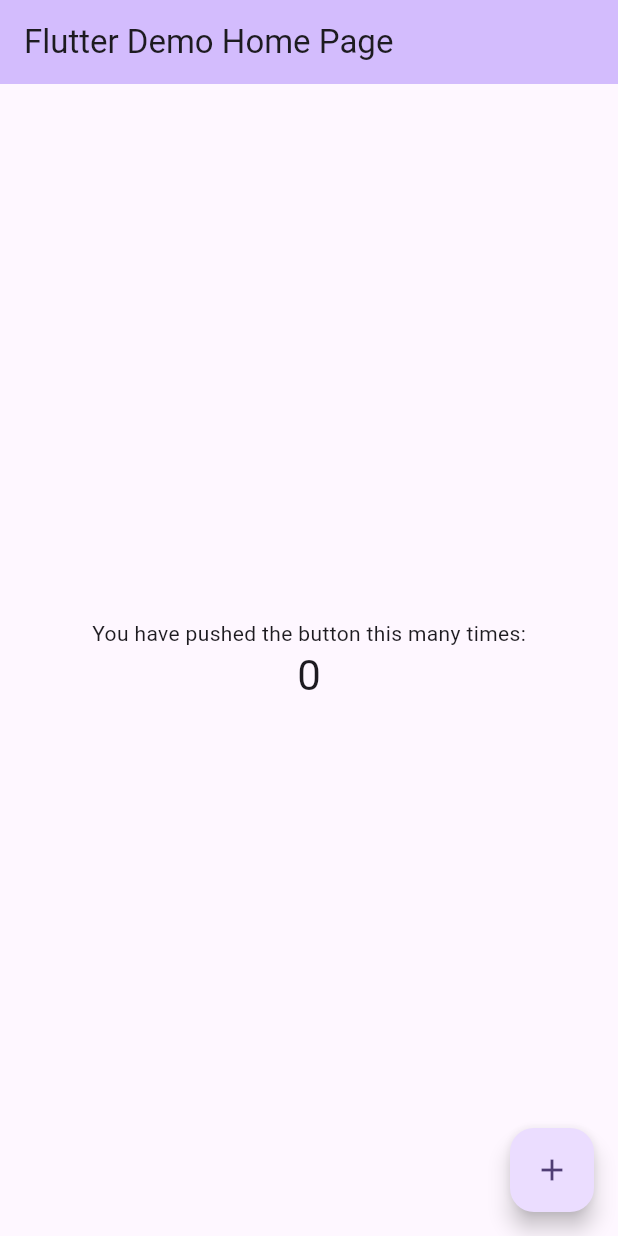
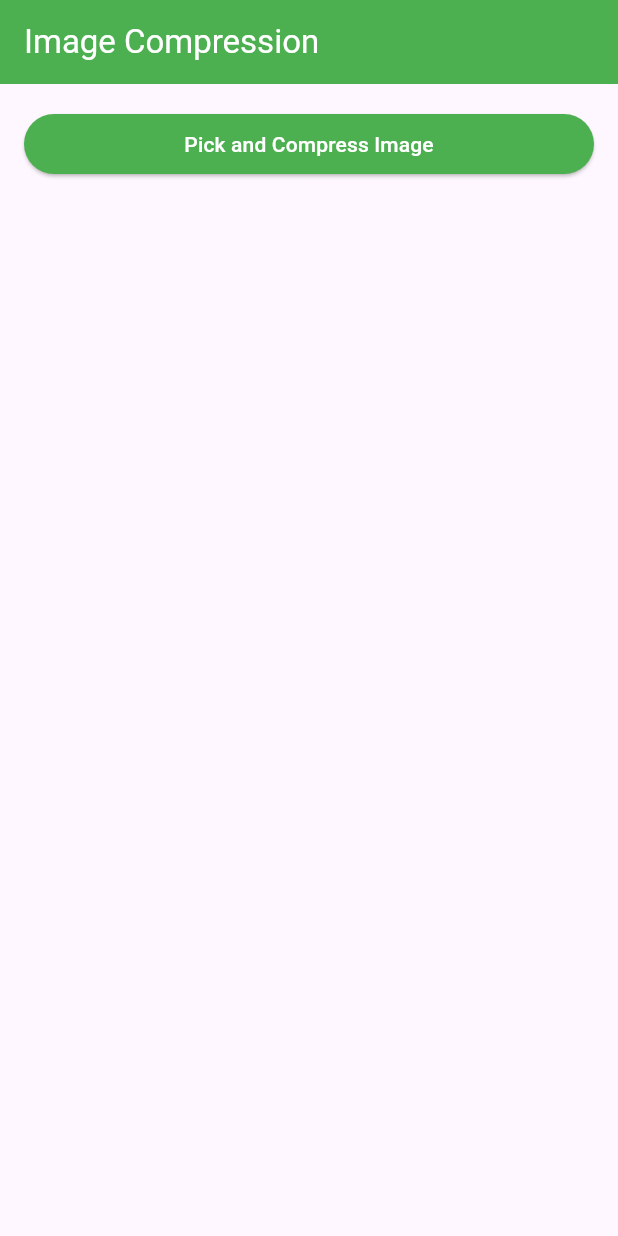
Before and after one commit to Do2304/project-Flutter, a Flutter app: the screen it shows after launch, on a phone screen of 412 x 824 dp. Run offline on Flutter 3.47's test engine with Material 3 defaults, Android fonts, the phone set to English and light mode, and no system bars; our stand-ins replace confetti, flutter_fortune_wheel, flutter_image_compress, image_picker, math_expressions, table_calendar.

Commit message:
Project image  app

```diff
--- /dev/null
+++ b/advance/flutter_project_advance/lib/Project1_BuildImageCompressorApp/imageCompressorApp.dart
@@ -0,0 +1,166 @@
+import 'package:flutter/material.dart';
+import 'dart:io';
+import 'package:flutter_image_compress/flutter_image_compress.dart';
+import 'package:image_picker/image_picker.dart';
+import 'package:path_provider/path_provider.dart';
+
+class ImageCompressorApp extends StatefulWidget {
+  @override
+  _ImageCompressorAppState createState() => _ImageCompressorAppState();
+}
+
+class _ImageCompressorAppState extends State<ImageCompressorApp> {
+  File? _selectedImage;
+  File? _compressedImage;
+  bool _isCompressing = false;
+  String? _error;
+
+  Future<void> pickImage() async {
+    try {
+      final picker = ImagePicker();
+      final pickedFile = await picker.pickImage(source: ImageSource.gallery);
+
+      if (pickedFile != null) {
+        setState(() {
+          _selectedImage = File(pickedFile.path);
+          _compressedImage = null;
+          _error = null;
+          _isCompressing = true;
+        });
+
+        await compressImage(_selectedImage!);
+      }
+    } catch (e) {
+      setState(() {
+        _error = 'Error picking image: $e';
+        _isCompressing = false;
+      });
+    }
+  }
+
+  Future<void> compressImage(File image) async {
+    try {
+      final tempDir = await getTemporaryDirectory();
+      final targetPath = '${tempDir.path}/compressed_image.jpg';
+
+      var result = await FlutterImageCompress.compressAndGetFile(
+        image.absolute.path,
+        targetPath,
+        quality: 85,
+      );
+
+      if (result != null) {
+        final compressedFile = File(result.path);
+        if (await compressedFile.exists()) {
+          final originalSize = await image.length();
+          final compressedSize = await compressedFile.length();
+
+          setState(() {
+            _compressedImage = compressedFile;
+            _isCompressing = false;
+            _error = null;
+          });
+          print(
+            'Original size: ${(originalSize / 1024).toStringAsFixed(2)} KB',
+          );
+          print(
+            'Compressed size: ${(compressedSize / 1024).toStringAsFixed(2)} KB',
+          );
+        } else {
+          throw Exception('Compressed file not found at path: $targetPath');
+        }
+      } else {
+        throw Exception('Compression returned null path');
+      }
+    } catch (e) {
+      setState(() {
+        _error = 'Error compressing image: $e';
+        _isCompressing = false;
+      });
+      print('Error compressing image: $e');
+    }
+  }
+
+  @override
+  Widget build(BuildContext context) {
+    return Scaffold(
+      appBar: AppBar(
+        title: const Text('Image Compression'),
+        backgroundColor: Colors.green,
+        foregroundColor: Colors.white,
+      ),
+      body: SingleChildScrollView(
+        padding: const EdgeInsets.all(16),
+        child: Column(
+          crossAxisAlignment: CrossAxisAlignment.stretch,
+          children: [
+            ElevatedButton(
+              style: ElevatedButton.styleFrom(
+                backgroundColor: Colors.green,
+                foregroundColor: Colors.white,
+              ),
+              onPressed: _isCompressing ? null : pickImage,
+              child: Text(
+                _isCompressing ? 'Compressing...' : 'Pick and Compress Image',
+              ),
+            ),
+
+            if (_error != null) ...[
+              const SizedBox(height: 16),
+              Container(
+                padding: const EdgeInsets.all(8),
+                color: Colors.red.shade100,
+                child: Text(_error!, style: const TextStyle(color: Colors.red)),
+              ),
+            ],
+            if (_selectedImage != null) ...[
+              const SizedBox(height: 16),
+              const Text(
+                'Original Image',
+                style: TextStyle(fontSize: 16, fontWeight: FontWeight.bold),
+              ),
+              const SizedBox(height: 8),
+              Image.file(_selectedImage!),
+            ],
+            if (_compressedImage != null) ...[
+              const SizedBox(height: 16),
+              const Text(
+                'Compressed Image',
+                style: TextStyle(fontSize: 16, fontWeight: FontWeight.bold),
+              ),
+              const SizedBox(height: 8),
+              Image.file(_compressedImage!),
+
+              FutureBuilder<List<int>>(
+                future: Future.wait([
+                  _selectedImage!.length(),
+                  _compressedImage!.length(),
+                ]),
+                builder: (context, snapshot) {
+                  if (snapshot.hasData) {
+                    final originalSize = snapshot.data![0] / 1024;
+                    final compressedSize = snapshot.data![1] / 1024;
+                    final savings =
+                        ((originalSize - compressedSize) / originalSize * 100);
+
+                    return Padding(
+                      padding: const EdgeInsets.only(top: 8),
+                      child: Text(
+                        'Original: ${originalSize.toStringAsFixed(2)} KB\n'
+                        'Compressed: ${compressedSize.toStringAsFixed(2)} KB\n'
+                        'Reduced by: ${savings.toStringAsFixed(1)}%',
+                        style: const TextStyle(fontSize: 14),
+                      ),
+                    );
+                  }
+
+                  return const SizedBox();
+                },
+              ),
+            ],
+          ],
+        ),
+      ),
+    );
+  }
+}
--- a/advance/flutter_project_advance/lib/main.dart
+++ b/advance/flutter_project_advance/lib/main.dart
@@ -1,4 +1,5 @@
 import 'package:flutter/material.dart';
+import 'Project1_BuildImageCompressorApp/imageCompressorApp.dart';
 
 void main() {
   runApp(const MyApp());
@@ -7,116 +8,14 @@ void main() {
 class MyApp extends StatelessWidget {
   const MyApp({super.key});
 
-  // This widget is the root of your application.
   @override
   Widget build(BuildContext context) {
     return MaterialApp(
       title: 'Flutter Demo',
       theme: ThemeData(
-        // This is the theme of your application.
-        //
-        // TRY THIS: Try running your application with "flutter run". You'll see
-        // the application has a purple toolbar. Then, without quitting the app,
-        // try changing the seedColor in the colorScheme below to Colors.green
-        // and then invoke "hot reload" (save your changes or press the "hot
-        // reload" button in a Flutter-supported IDE, or press "r" if you used
-        // the command line to start the app).
-        //
-        // Notice that the counter didn't reset back to zero; the application
-        // state is not lost during the reload. To reset the state, use hot
-        // restart instead.
-        //
-        // This works for code too, not just values: Most code changes can be
-        // tested with just a hot reload.
         colorScheme: ColorScheme.fromSeed(seedColor: Colors.deepPurple),
       ),
-      home: const MyHomePage(title: 'Flutter Demo Home Page'),
+      home: ImageCompressorApp(),
     );
   }
 }
-
-class MyHomePage extends StatefulWidget {
-  const MyHomePage({super.key, required this.title});
-
-  // This widget is the home page of your application. It is stateful, meaning
-  // that it has a State object (defined below) that contains fields that affect
-  // how it looks.
-
-  // This class is the configuration for the state. It holds the values (in this
-  // case the title) provided by the parent (in this case the App widget) and
-  // used by the build method of the State. Fields in a Widget subclass are
-  // always marked "final".
-
-  final String title;
-
-  @override
-  State<MyHomePage> createState() => _MyHomePageState();
-}
-
-class _MyHomePageState extends State<MyHomePage> {
-  int _counter = 0;
-
-  void _incrementCounter() {
-    setState(() {
-      // This call to setState tells the Flutter framework that something has
-      // changed in this State, which causes it to rerun the build method below
-      // so that the display can reflect the updated values. If we changed
-      // _counter without calling setState(), then the build method would not be
-      // called again, and so nothing would appear to happen.
-      _counter++;
-    });
-  }
-
-  @override
-  Widget build(BuildContext context) {
-    // This method is rerun every time setState is called, for instance as done
-    // by the _incrementCounter method above.
-    //
-    // The Flutter framework has been optimized to make rerunning build methods
-    // fast, so that you can just rebuild anything that needs updating rather
-    // than having to individually change instances of widgets.
-    return Scaffold(
-      appBar: AppBar(
-        // TRY THIS: Try changing the color here to a specific color (to
-        // Colors.amber, perhaps?) and trigger a hot reload to see the AppBar
-        // change color while the other colors stay the same.
-        backgroundColor: Theme.of(context).colorScheme.inversePrimary,
-        // Here we take the value from the MyHomePage object that was created by
-        // the App.build method, and use it to set our appbar title.
-        title: Text(widget.title),
-      ),
-      body: Center(
-        // Center is a layout widget. It takes a single child and positions it
-        // in the middle of the parent.
-        child: Column(
-          // Column is also a layout widget. It takes a list of children and
-          // arranges them vertically. By default, it sizes itself to fit its
-          // children horizontally, and tries to be as tall as its parent.
-          //
-          // Column has various properties to control how it sizes itself and
-          // how it positions its children. Here we use mainAxisAlignment to
-          // center the children vertically; the main axis here is the vertical
-          // axis because Columns are vertical (the cross axis would be
-          // horizontal).
-          //
-          // TRY THIS: Invoke "debug painting" (choose the "Toggle Debug Paint"
-          // action in the IDE, or press "p" in the console), to see the
-          // wireframe for each widget.
-          mainAxisAlignment: MainAxisAlignment.center,
-          children: <Widget>[
-            const Text('You have pushed the button this many times:'),
-            Text(
-              '$_counter',
-              style: Theme.of(context).textTheme.headlineMedium,
-            ),
-          ],
-        ),
-      ),
-      floatingActionButton: FloatingActionButton(
-        onPressed: _incrementCounter,
-        tooltip: 'Increment',
-        child: const Icon(Icons.add),
-      ), // This trailing comma makes auto-formatting nicer for build methods.
-    );
-  }
-}
--- a/advance/flutter_project_advance/pubspec.yaml
+++ b/advance/flutter_project_advance/pubspec.yaml
@@ -2,7 +2,7 @@ name: flutter_project_advance
 description: "A new Flutter project."
 # The following line prevents the package from being accidentally published to
 # pub.dev using `flutter pub publish`. This is preferred for private packages.
-publish_to: 'none' # Remove this line if you wish to publish to pub.dev
+publish_to: "none" # Remove this line if you wish to publish to pub.dev
 
 # The following defines the version and build number for your application.
 # A version number is three numbers separated by dots, like 1.2.43
@@ -45,13 +45,15 @@ dev_dependencies:
   # package. See that file for information about deactivating specific lint
   # rules and activating additional ones.
   flutter_lints: ^5.0.0
+  image_picker: ^1.1.2
+  flutter_image_compress: ^2.3.0
+  path_provider: ^2.1.5
 
 # For information on the generic Dart part of this file, see the
 # following page: https://dart.dev/tools/pub/pubspec
 
 # The following section is specific to Flutter packages.
 flutter:
-
   # The following line ensures that the Material Icons font is
   # included with your application, so that you can use the icons in
   # the material Icons class.
```
Also changed, not shown: advance/flutter_project_advance/pubspec.lock, 5 other files.
